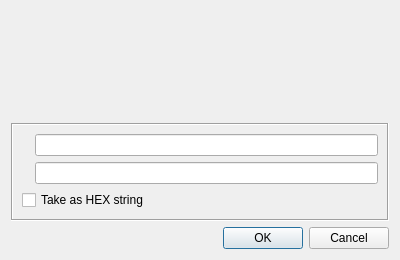
Qt form ui/PwDialog.ui (chris2511/xca) before a commit.
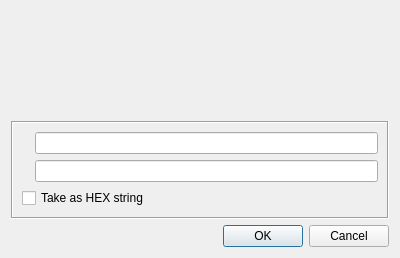
The same form after that commit.

Patch:
```diff
--- a/ui/PwDialog.ui
+++ b/ui/PwDialog.ui
@@ -7,13 +7,10 @@
     <x>0</x>
     <y>0</y>
     <width>400</width>
-    <height>260</height>
+    <height>258</height>
    </rect>
   </property>
-  <property name="windowTitle">
-   <string>Password</string>
-  </property>
-  <layout class="QVBoxLayout" name="verticalLayout">
+  <layout class="QVBoxLayout" name="verticalLayout_2">
    <item>
     <layout class="QHBoxLayout">
      <property name="spacing">
@@ -75,13 +72,16 @@
     </layout>
    </item>
    <item>
-    <widget class="QLabel" name="description">
-     <property name="text">
-      <string/>
-     </property>
-     <property name="wordWrap">
-      <bool>true</bool>
-     </property>
+    <widget class="QWidget" name="widget" native="true">
+     <layout class="QVBoxLayout" name="verticalLayout">
+      <item>
+       <widget class="QLabel" name="description">
+        <property name="wordWrap">
+         <bool>true</bool>
+        </property>
+       </widget>
+      </item>
+     </layout>
     </widget>
    </item>
    <item>
@@ -128,6 +128,9 @@
    </item>
    <item>
     <widget class="QDialogButtonBox" name="buttonBox">
+     <property name="orientation">
+      <enum>Qt::Horizontal</enum>
+     </property>
      <property name="standardButtons">
       <set>QDialogButtonBox::Cancel|QDialogButtonBox::Ok</set>
      </property>
```
Left out of the diff: 28 changed lines with no effect on the pictures.
